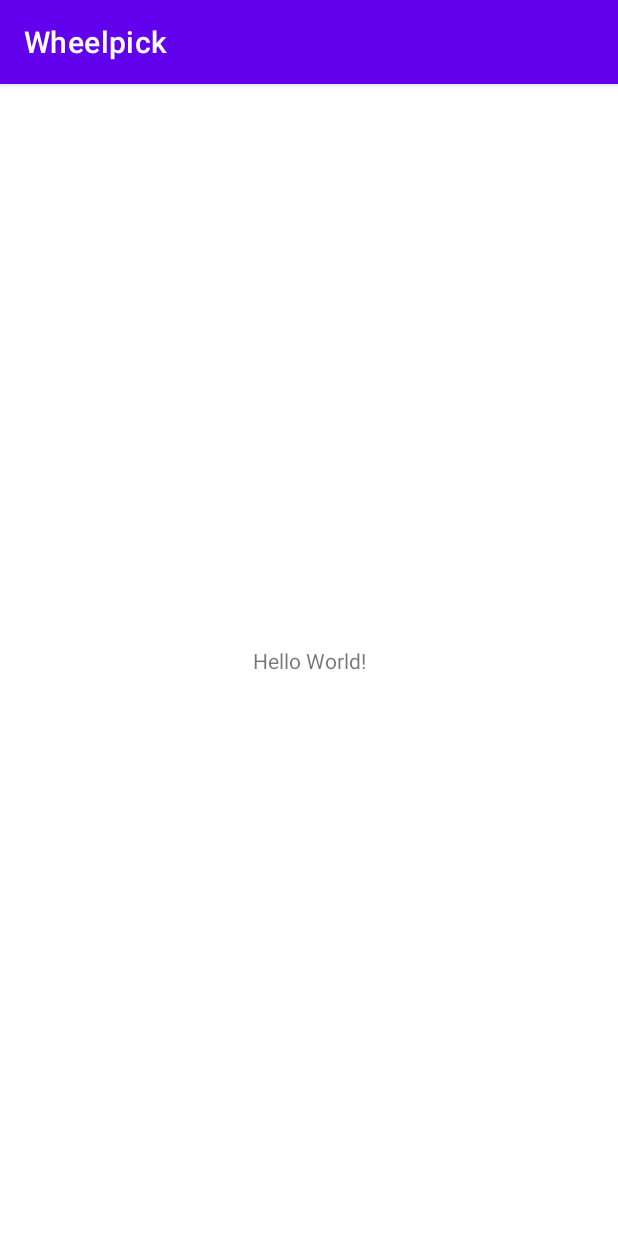
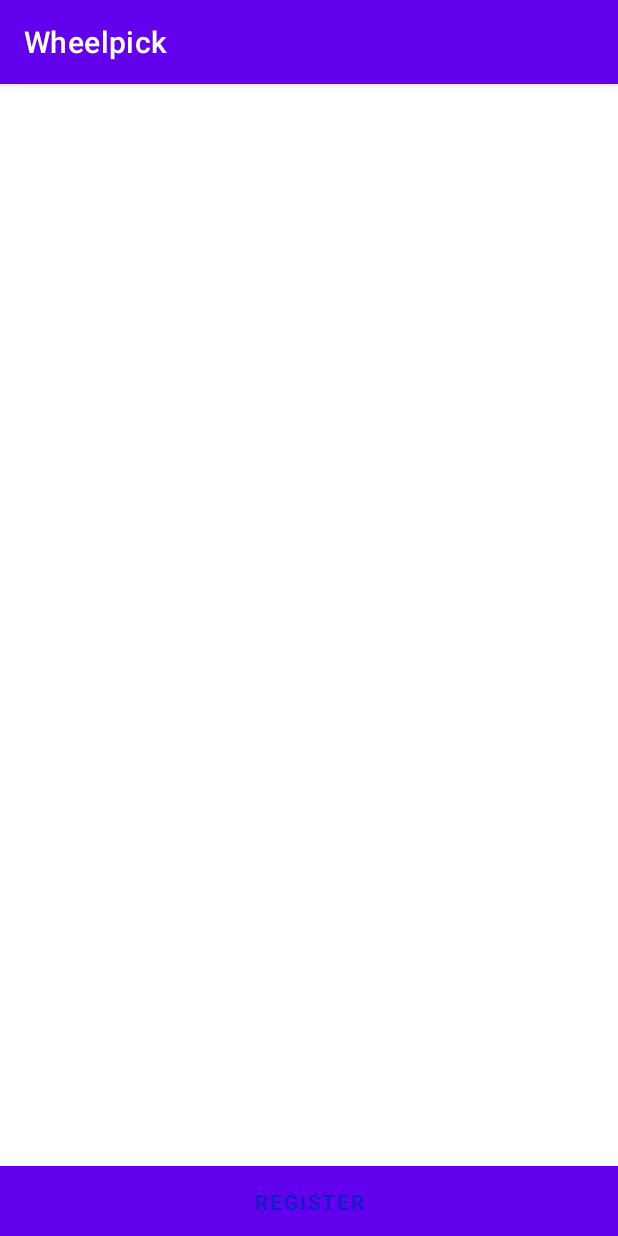
Before and after one commit to Francisndungu2/wheelpick, an Android app: the screen it shows after launch (MainActivity), on a phone screen of 412 x 824 dp. Run offline under Robolectric (Android 15) with nearby library versions, the phone set to English and light mode, and no system bars.

Commit message:
addRegisterButton

```diff
--- a/app/src/main/res/layout/activity_main.xml
+++ b/app/src/main/res/layout/activity_main.xml
@@ -1,18 +1,19 @@
 <?xml version="1.0" encoding="utf-8"?>
-<androidx.constraintlayout.widget.ConstraintLayout xmlns:android="http://schemas.android.com/apk/res/android"
+<RelativeLayout xmlns:android="http://schemas.android.com/apk/res/android"
     xmlns:app="http://schemas.android.com/apk/res-auto"
     xmlns:tools="http://schemas.android.com/tools"
     android:layout_width="match_parent"
     android:layout_height="match_parent"
     tools:context=".MainActivity">
 
-    <TextView
-        android:layout_width="wrap_content"
+    <Button
+        android:id="@+id/findRestaurantsButton"
+        android:layout_width="match_parent"
         android:layout_height="wrap_content"
-        android:text="Hello World!"
-        app:layout_constraintBottom_toBottomOf="parent"
-        app:layout_constraintLeft_toLeftOf="parent"
-        app:layout_constraintRight_toRightOf="parent"
-        app:layout_constraintTop_toTopOf="parent" />
+        android:layout_alignParentBottom="true"
+        android:layout_marginBottom="-1dp"
+        android:background="@color/colorAccent"
+        android:text="@string/register"
+        android:textColor="@color/colorTextIcons" />
 
-</androidx.constraintlayout.widget.ConstraintLayout>
+</RelativeLayout>
--- a/app/src/main/res/values/colors.xml
+++ b/app/src/main/res/values/colors.xml
@@ -7,4 +7,6 @@
     <color name="teal_700">#FF018786</color>
     <color name="black">#FF000000</color>
     <color name="white">#FFFFFFFF</color>
+    <color name="colorAccent">#D82416</color>
+    <color name="colorTextIcons">#0921C5</color>
 </resources>
--- a/app/src/main/res/values/strings.xml
+++ b/app/src/main/res/values/strings.xml
@@ -1,3 +1,4 @@
 <resources>
     <string name="app_name">Wheelpick</string>
+    <string name="register">register</string>
 </resources>
```
